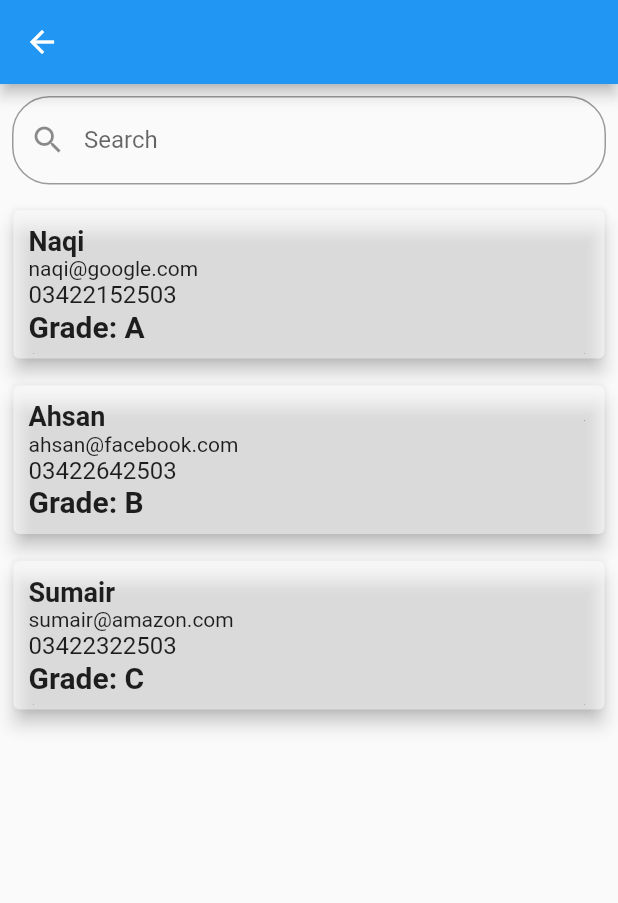
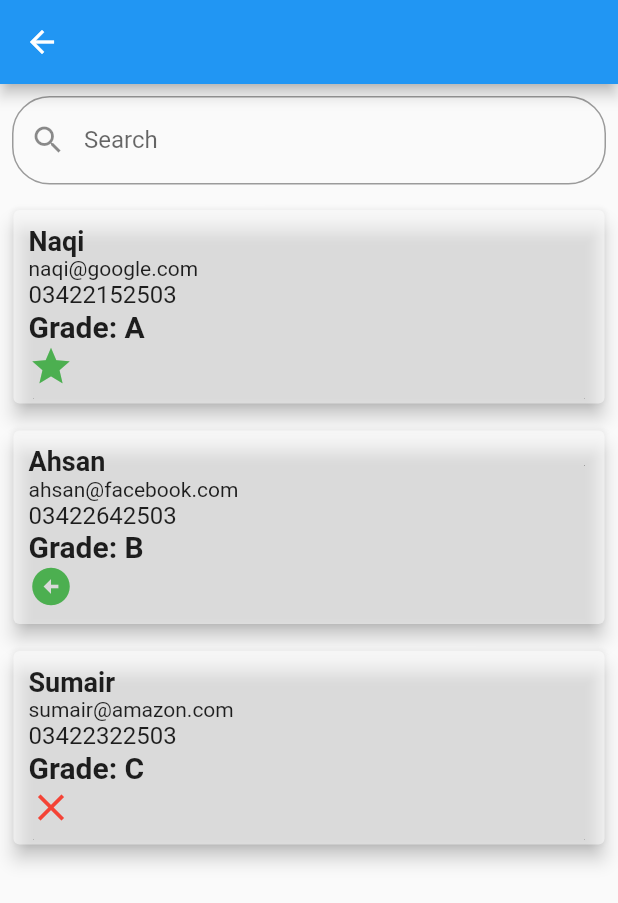
Before and after one commit to zedxer/flutter_project, a Flutter app: the ListViewExample screen opened directly with empty values, on a phone screen of 412 x 824 dp. Shown: the top 903 px of the screen. Run offline on Flutter 3.47's test engine with Material 2 defaults, Android fonts, the phone set to English and light mode, and no system bars.

Commit message:
some changes

```diff
--- a/lib/data.dart
+++ b/lib/data.dart
@@ -90,40 +90,39 @@ class User {
   final String name;
   final String email;
   final String password;
+  final String percentage;
 
-  User(this.name, this.email, this.password);
+  User(this.name, this.email, this.password, this.percentage);
 }
 
 // Future<List<User>> fetchUsers() async {
-//   final response = await http.post(
-//       Uri.parse('http://192.168.1.12:3000/api/v1/user-post'),
-//       // headers: {'Content-Type': 'application/x-www-form-urlencoded',},
-//       body: {'name':'naqi',});
+//   final response = await http.get(
+//     Uri.parse('http://192.168.1.12:3000/api/v1/user-get'),
+//   );
 //   if (response.statusCode == 200) {
-//
 //     final data = jsonDecode(response.body);
 //     List<User> users = [];
 //     for (var item in data) {
 //       users.add(User(
-//         /*name: item['name'] ?? '',
+//           /*name: item['name'] ?? '',
 //         email: item['email'] ?? '',
 //         password: item['password'] ?? '',*/
-//         item['name'] ?? '',
-//         item["email"] ?? '',
-//         item["password"] ?? '',
-//       ));
+//           item['name'] ?? '',
+//           item["email"] ?? '',
+//           item["password"] ?? '',
+//           item["percentage"]));
 //     }
 //     return users;
 //   } else {
 //     throw Exception('failed to fetch users');
 //   }
-
+// }
 Future<List<StudentModel>> fetchStudents() async {
   final url = Uri.parse('api/getstudents');
 
   final response = await http.get(url);
 
-    if (response.statusCode == 200) {
+  if (response.statusCode.isBetween(200, 299)) {
 
     final List<dynamic> jsonData = jsonDecode(response.body);
 
@@ -134,3 +133,4 @@ class User {
     throw Exception('Failed to fetch students');
   }
 }
+//
--- a/lib/listview_with_searching.dart
+++ b/lib/listview_with_searching.dart
@@ -82,7 +82,8 @@ class _ListViewExampleState extends State<ListViewExample> {
                                       style: const TextStyle(
                                           fontWeight: FontWeight.bold,
                                           fontSize: 20),
-                                    )
+                                    ),
+                                    getIcons(studentItem.percentage),
                                   ],
                                 ),
                               ),
@@ -100,6 +101,34 @@ class _ListViewExampleState extends State<ListViewExample> {
         ),
       ),
     );
+  }
+
+  Widget getIcons(double percetage) {
+    if (percetage.isBetween(95.0, 100.0)) {
+      return const Icon(
+        Icons.star,
+        color: Colors.green,
+        size: 30.0,
+      );
+    } else if (percetage.isBetween(75.0, 95.0)) {
+      return const Icon(
+        Icons.check,
+        color: Colors.green,
+        size: 30.0,
+      );
+    } else if (percetage.isBetween(60.0, 75.0)) {
+      return const Icon(
+        Icons.arrow_circle_left,
+        color: Colors.green,
+        size: 30.0,
+      );
+    } else {
+      return const Icon(
+        Icons.close,
+        color: Colors.red,
+        size: 30.0,
+      );
+    }
   }
 
   @override
@@ -159,6 +188,7 @@ class StudentsService {
             name: "Naqi",
             phone: "03422152503",
             email: "naqi@google.com",
+            percentage: 96.0,
             language: ["english", "punjabi", "urdu"],
             grade: "A"),
         Student(
@@ -166,6 +196,7 @@ class StudentsService {
             name: "Ahsan",
             phone: "03422642503",
             email: "ahsan@facebook.com",
+            percentage: 65.0,
             language: ["urdu", "english"],
             grade: "B"),
         Student(
@@ -173,6 +204,7 @@ class StudentsService {
             name: "Sumair",
             phone: "03422322503",
             email: "sumair@amazon.com",
+            percentage: 0.0,
             language: ["urdu", "sindhi", "english"],
             grade: "C"),
       ];
@@ -184,6 +216,7 @@ class Student {
       required this.name,
       required this.phone,
       required this.email,
+      required this.percentage,
       required this.language,
       required this.grade,
       this.pictureUrl});
@@ -192,7 +225,13 @@ class Student {
   String name;
   String phone;
   String email;
+  double percentage;
   List<String> language;
   String grade;
   String? pictureUrl;
 }
+extension RangeCheck on num {
+  bool isBetween(num from, num to) {
+    return from <= this && this <= to;
+  }
+}
```
Also changed, not shown: lib/FutureListExample.dart (added). Lines whose indentation alone changed are shown as unchanged.
